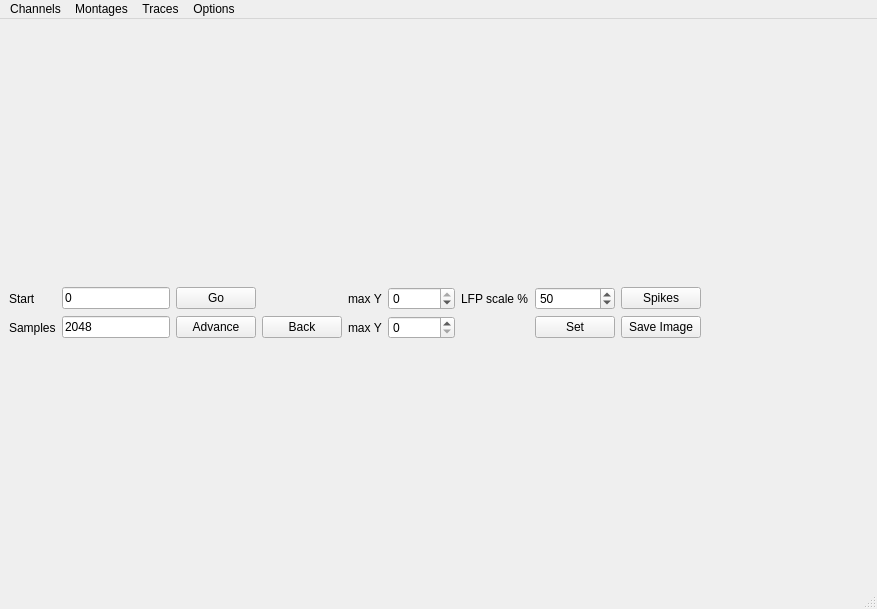
Old version of the form signalviewer/viewer_files/viewer.ui in the repository jniediek/combinato.
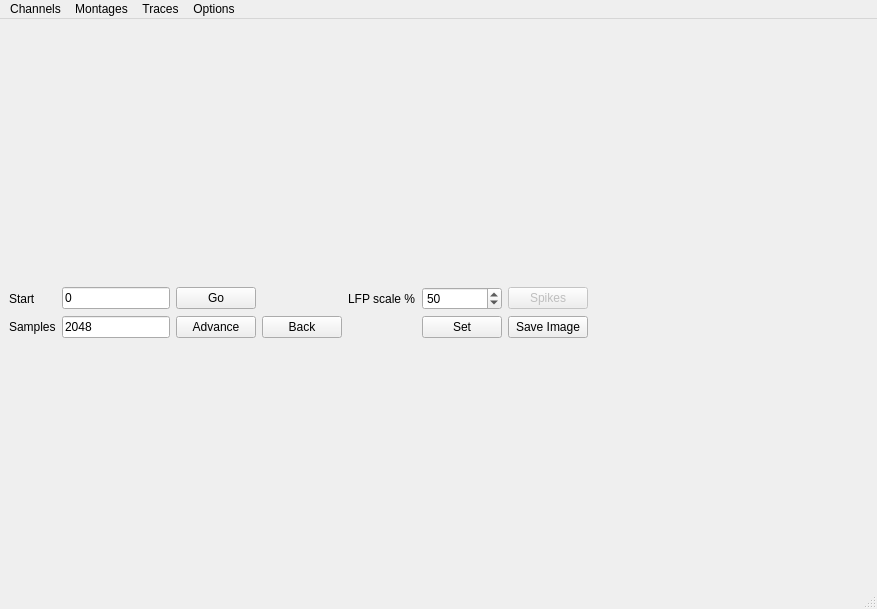
New version of the form.

The edit to the form file:
```diff
--- a/signalviewer/viewer_files/viewer.ui
+++ b/signalviewer/viewer_files/viewer.ui
@@ -19,7 +19,7 @@
      <layout class="QHBoxLayout" name="horizontalLayout">
       <item>
        <layout class="QGridLayout" name="gridLayout">
-        <item row="1" column="7">
+        <item row="1" column="5">
          <widget class="QSpinBox" name="spinBoxLFPpercent">
           <property name="enabled">
            <bool>true</bool>
@@ -39,35 +39,6 @@
          </widget>
         </item>
         <item row="1" column="4">
-         <widget class="QLabel" name="labelYlimMin">
-          <property name="enabled">
-           <bool>true</bool>
-          </property>
-          <property name="text">
-           <string>max Y</string>
-          </property>
-         </widget>
-        </item>
-        <item row="1" column="5">
-         <widget class="QSpinBox" name="spinBoxYlimLow">
-          <property name="enabled">
-           <bool>true</bool>
-          </property>
-          <property name="minimum">
-           <number>-1000</number>
-          </property>
-          <property name="maximum">
-           <number>0</number>
-          </property>
-          <property name="singleStep">
-           <number>50</number>
-          </property>
-          <property name="value">
-           <number>0</number>
-          </property>
-         </widget>
-        </item>
-        <item row="1" column="6">
          <widget class="QLabel" name="labelLFP">
           <property name="enabled">
            <bool>true</bool>
@@ -77,35 +48,6 @@
           </property>
          </widget>
         </item>
-        <item row="2" column="5">
-         <widget class="QSpinBox" name="spinBoxYlimHigh">
-          <property name="enabled">
-           <bool>true</bool>
-          </property>
-          <property name="minimum">
-           <number>0</number>
-          </property>
-          <property name="maximum">
-           <number>100000</number>
-          </property>
-          <property name="singleStep">
-           <number>50</number>
-          </property>
-          <property name="value">
-           <number>0</number>
-          </property>
-         </widget>
-        </item>
-        <item row="2" column="4">
-         <widget class="QLabel" name="labelYlimMax">
-          <property name="enabled">
-           <bool>true</bool>
-          </property>
-          <property name="text">
-           <string>max Y</string>
-          </property>
-         </widget>
-        </item>
         <item row="1" column="0">
          <widget class="QLabel" name="labelStart">
           <property name="enabled">
@@ -179,7 +121,7 @@
           </property>
          </widget>
         </item>
-        <item row="2" column="7">
+        <item row="2" column="5">
          <widget class="QPushButton" name="pushButtonSet">
           <property name="enabled">
            <bool>true</bool>
@@ -189,14 +131,17 @@
           </property>
          </widget>
         </item>
-        <item row="1" column="8">
+        <item row="1" column="6">
          <widget class="QPushButton" name="pushButtonSpikes">
+          <property name="enabled">
+           <bool>false</bool>
+          </property>
           <property name="text">
            <string>Spikes</string>
           </property>
          </widget>
         </item>
-        <item row="2" column="8">
+        <item row="2" column="6">
          <widget class="QPushButton" name="pushButtonSave">
           <property name="text">
            <string>Save Image</string>
```
